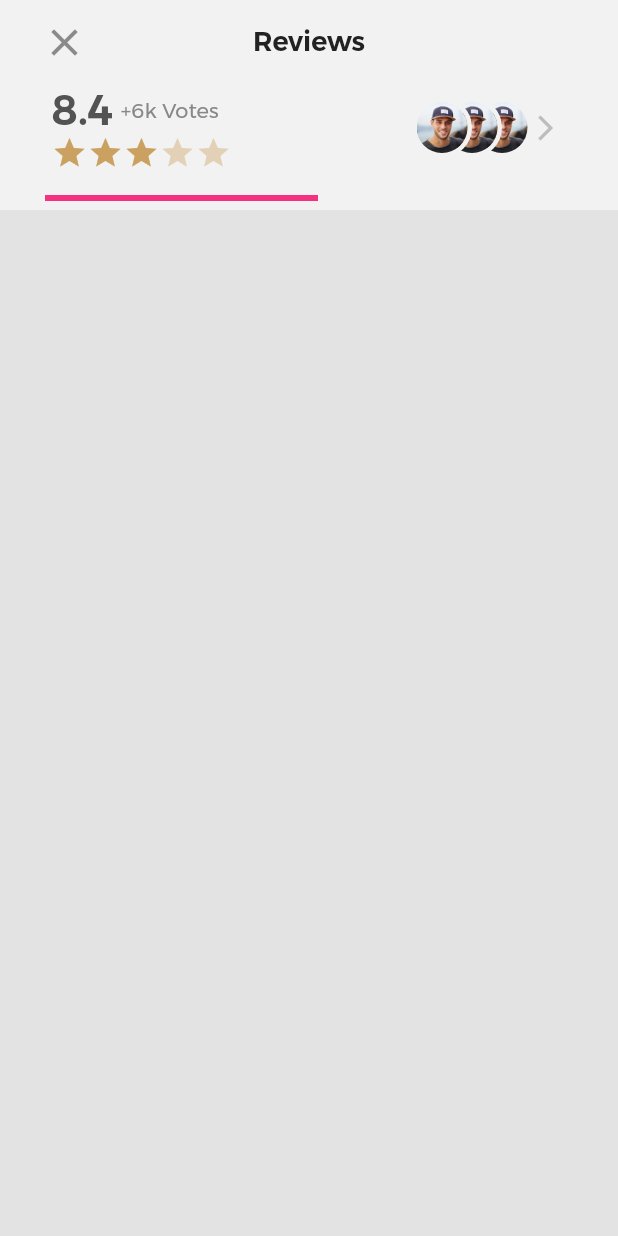
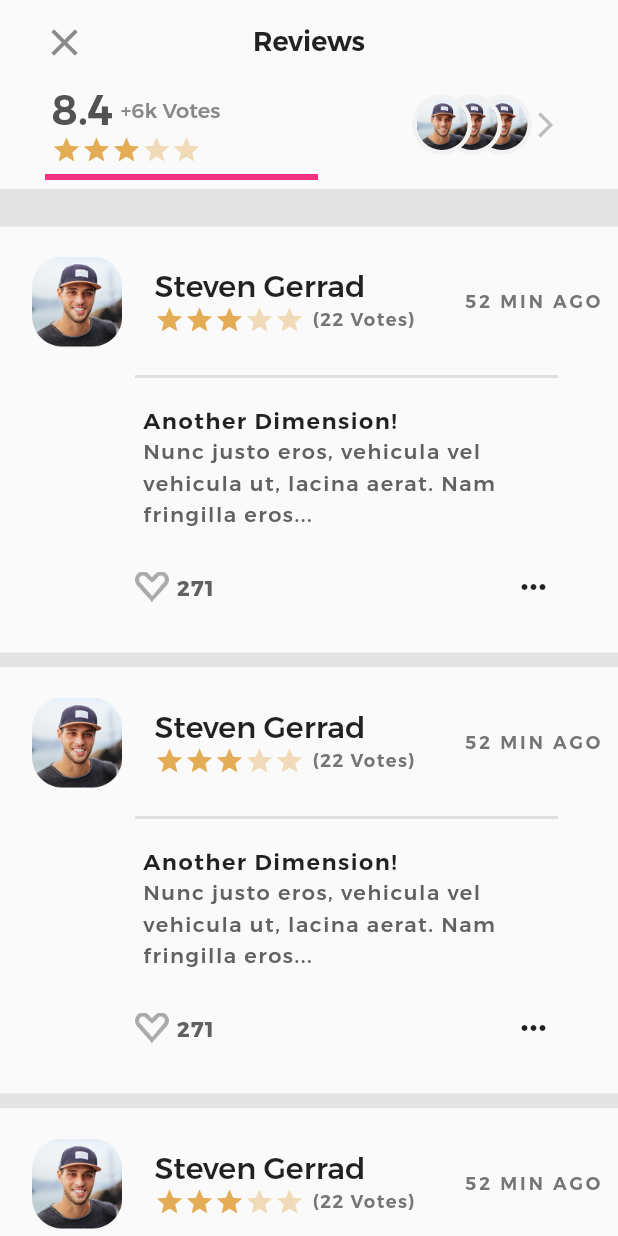
Before and after one commit to PresKhaled/atlas, a Flutter app: the Reviews screen opened by its route, on a phone screen of 412 x 824 dp. Run offline on Flutter 3.47's test engine with Material 2 defaults, Android fonts, the phone set to English and light mode, and no system bars; missing offline and left inert: page_view_indicator.

Commit message:
Reviews List

```diff
--- a/lib/hotel/reviews.dart
+++ b/lib/hotel/reviews.dart
@@ -2,6 +2,192 @@ import 'package:atlas/inc/include.dart';
 import 'package:flutter/material.dart';
 
 Include _include = new Include();
+List<Widget> cardReviews = [];
+
+//Row of the five stars
+Row fiveStars() {
+  return Row(
+    children: <Widget>[
+      _include.votesStarsOutofFive(_include.votesStarsColor, 0.99),
+      _include.votesStarsOutofFive(_include.votesStarsColor, 0.99),
+      _include.votesStarsOutofFive(_include.votesStarsColor, 0.99),
+      _include.votesStarsOutofFive(_include.votesStarsColor, 0.40),
+      _include.votesStarsOutofFive(_include.votesStarsColor, 0.40),
+    ],
+  );
+}
+
+//The Reviwed Item for the list
+Container reviweItem() {
+  return Container(
+    color: Color(0xffFAFAFA),
+    child: Column(
+      children: <Widget>[
+        //Reviwe Item
+        Container(
+          margin: EdgeInsets.symmetric(vertical: 20),
+          child: Column(
+            children: <Widget>[
+              //User details
+              Row(
+                mainAxisAlignment: MainAxisAlignment.center,
+                children: <Widget>[
+                  //The user image
+                  Expanded(
+                    child: Container(
+                      height: 60,
+                      child: ClipRRect(
+                          borderRadius: BorderRadius.circular(20.0),
+                          child: Image.asset(
+                              '${_include.imagesPath}/profile-photo.png')),
+                    ),
+                  ),
+
+                  //User name , stars , votes
+                  Expanded(
+                    flex: 2,
+                    child: Column(
+                      crossAxisAlignment: CrossAxisAlignment.start,
+                      children: <Widget>[
+                        //User Name
+                        Text(
+                          'Steven Gerrad',
+                          style: TextStyle(
+                              fontFamily: 'Montserrat',
+                              fontWeight: FontWeight.w500,
+                              fontSize: 20),
+                        ),
+
+                        //User rate (stars) and number of votes
+                        Row(
+                          children: <Widget>[
+                            //The five stars
+                            Container(
+                                margin: EdgeInsets.only(right: 5),
+                                child: fiveStars()),
+
+                            //Number of user's votes
+                            Expanded(
+                              child: Text(
+                                '(22 Votes)',
+                                style: TextStyle(
+                                  fontSize: 12,
+                                  fontFamily: 'Montserrat',
+                                  fontWeight: FontWeight.w600,
+                                  color: Colors.grey[600],
+                                  letterSpacing: 1,
+                                ),
+                              ),
+                            )
+                          ],
+                        ),
+                      ],
+                    ),
+                  ),
+
+                  //Review time
+                  Expanded(
+                    child: Text(
+                      '52 min ago'.toUpperCase(),
+                      style: TextStyle(
+                          fontFamily: 'Montserrat',
+                          fontWeight: FontWeight.w600,
+                          color: Colors.grey[600],
+                          letterSpacing: 2,
+                          fontSize: 12),
+                    ),
+                  ),
+                ],
+              ),
+
+              Divider(
+                indent: 90,
+                endIndent: 40,
+                thickness: 2,
+                height: 40,
+                color: Colors.grey[300],
+              ),
+
+              //User Review
+              Container(
+                padding: EdgeInsets.only(left: 95, right: 80),
+                child: Column(
+                  crossAxisAlignment: CrossAxisAlignment.stretch,
+                  children: <Widget>[
+                    //Main user review
+                    Text(
+                      'Another Dimension!',
+                      style: TextStyle(
+                          fontFamily: 'Montserrat',
+                          fontWeight: FontWeight.w600,
+                          fontSize: 15,
+                          letterSpacing: 1),
+                    ),
+
+                    //details user review
+                    Text(
+                      'Nunc justo eros, vehicula vel vehicula ut, lacina aerat. Nam fringilla eros...',
+                      style: TextStyle(
+                          fontFamily: 'Montserrat',
+                          color: Colors.grey[700],
+                          fontWeight: FontWeight.w500,
+                          letterSpacing: 1,
+                          height: 1.5),
+                    ),
+                  ],
+                ),
+              ),
+
+              SizedBox(height: 15),
+
+              //Row for : like button , number of like  , more details
+              Container(
+                margin: EdgeInsets.only(left: 90, right: 40),
+                child: Row(
+                  mainAxisAlignment: MainAxisAlignment.spaceBetween,
+                  children: <Widget>[
+                    //The like button (Heart icon)
+                    Container(
+                      height: 20,
+                      margin: EdgeInsets.only(right: 5),
+                      child: GestureDetector(
+                        onTap: () {},
+                        child: Image.asset('${_include.imagesPath}/love.png'),
+                      ),
+                    ),
+
+                    //Number of likes
+                    Expanded(
+                        child: Text(
+                      '271',
+                      style: TextStyle(
+                          fontFamily: 'Montserrat',
+                          color: Colors.grey[700],
+                          fontWeight: FontWeight.w700,
+                          letterSpacing: 1,
+                          height: 1.5),
+                    )),
+
+                    Spacer(flex: 5),
+
+                    //More details button
+                    Expanded(
+                      child: IconButton(
+                          icon: Icon(Icons.more_horiz), onPressed: () {}),
+                    ),
+                  ],
+                ),
+              )
+            ],
+          ),
+        ),
+
+        //The space under every item
+        Container(height: 10, color: Color(0xffE3E3E3)),
+      ],
+    ),
+  );
+}
 
 //The left reviewed user circul
 Widget reviewUser({String image = ''}) {
@@ -28,7 +214,7 @@ class _ReviewsState extends State<Reviews> {
       appBar: AppBar(
         elevation: 0,
         centerTitle: true,
-        backgroundColor: Color(0xffF2F2F2),
+        backgroundColor: Color(0xffFAFAFA),
         title: Text('Reviews',
             style: TextStyle(
                 fontSize: 18,
@@ -47,13 +233,8 @@ class _ReviewsState extends State<Reviews> {
           ),
         ),
       ),
-      body: Container(
-        color: Color(0xffE3E3E3),
-        child: Column(
-          children: <Widget>[
-            Container(
-              color: Color(0xffF2F2F2),
-              child: Column(
+      body: Column(
+        crossAxisAlignment: CrossAxisAlignment.stretch,
         children: <Widget>[
           //The top row {the rating and the left users}
           Row(
@@ -82,20 +263,7 @@ class _ReviewsState extends State<Reviews> {
                     ),
 
                     //The Rating Stars
-                            Row(
-                              children: <Widget>[
-                                _include.votesStarsOutofFive(
-                                    _include.votesStarsColor, 0.99),
-                                _include.votesStarsOutofFive(
-                                    _include.votesStarsColor, 0.99),
-                                _include.votesStarsOutofFive(
-                                    _include.votesStarsColor, 0.99),
-                                _include.votesStarsOutofFive(
-                                    _include.votesStarsColor, 0.40),
-                                _include.votesStarsOutofFive(
-                                    _include.votesStarsColor, 0.40),
-                              ],
-                            ),
+                    fiveStars()
                   ],
                 ),
               ),
@@ -110,15 +278,13 @@ class _ReviewsState extends State<Reviews> {
                     Positioned(
                         left: 40,
                         child: reviewUser(
-                                    image:
-                                        "${_include.imagesPath}/profile-photo.png")),
+                            image: "${_include.imagesPath}/profile-photo.png")),
 
                     //USER #2
                     Positioned(
                         left: 20,
                         child: reviewUser(
-                                    image:
-                                        "${_include.imagesPath}/profile-photo.png")),
+                            image: "${_include.imagesPath}/profile-photo.png")),
 
                     //USER #1
                     Positioned(child: reviewUser()),
@@ -138,8 +304,6 @@ class _ReviewsState extends State<Reviews> {
             ],
           ),
 
-                  SizedBox(height: 10),
-
           //The red bottom Line
           Divider(
             thickness: 4,
@@ -147,11 +311,18 @@ class _ReviewsState extends State<Reviews> {
             endIndent: 200,
             indent: 30,
           ),
+
+          Container(height: 25, color: Color(0xffE3E3E3)),
+
+          //List for Users's reviews
+          Expanded(
+            child: ListView.separated(
+              separatorBuilder: (context, index) => Container(),
+              itemCount: 3,
+              itemBuilder: (context, index) => reviweItem(),
+            ),
+          )
         ],
-              ),
-            ),
-          ],
-        ),
       ),
     );
   }
--- a/lib/inc/include.dart
+++ b/lib/inc/include.dart
@@ -19,7 +19,8 @@ class Include {
   String imagesPath = 'assets/images';
   double _appBarButtonsImagesScale = 3.0;
   bool _newActivity = true;
-  Color votesStarsColor = Color(0xffcaa05f);
+  // Color votesStarsColor = Color(0xffcaa05f);
+  Color votesStarsColor = Color(0xffE3AB53);
 
   // Methods
 
@@ -133,6 +134,7 @@ class Include {
   Widget votesStarsOutofFive(Color color, double opacity) {
     return Icon(
       Icons.star,
+      size: 20,
       color: color.withOpacity(opacity),
     );
   }
@@ -225,6 +227,8 @@ class Include {
 
   TextStyle totalVotesStyle = TextStyle(
     color: grayColor,
+    fontFamily: 'Montserrat',
+    fontWeight: FontWeight.w500,
   );
 
 // End TEXT STYLE ///////////////////////////
```
Lines whose indentation alone changed are shown as unchanged.
